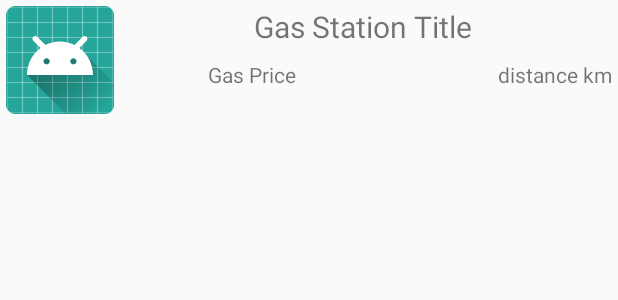
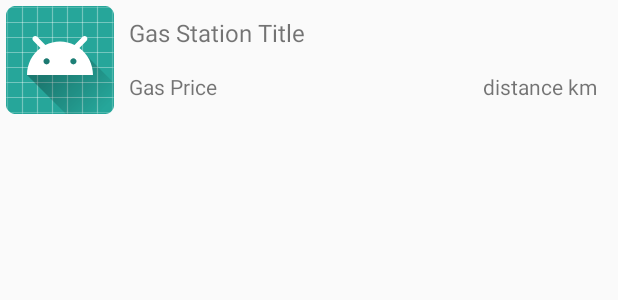
Before and after one commit to mina-raina-choi/findJuyouso, an Android app: the layout list_card_item.xml on its own in the app's theme, with its tools: preview values and no code run, on a phone screen of 412 x 824 dp. Shown: the top 300 px of the screen. Run offline under Robolectric (Android 15) with nearby library versions, the phone set to English and light mode, and no system bars.

```diff
--- a/app/src/main/AndroidManifest.xml
+++ b/app/src/main/AndroidManifest.xml
@@ -1,6 +1,8 @@
 <?xml version="1.0" encoding="utf-8"?>
 <manifest xmlns:android="http://schemas.android.com/apk/res/android"
     package="com.example.minachoi.findjuyou">
+
+    <uses-permission android:name="android.permission.INTERNET"/>
 
     <application
         android:allowBackup="true"
@@ -18,4 +20,6 @@
         </activity>
     </application>
 
+    <meta-data android:name="com.google.android.gms.version" android:value="4030500" />
+
 </manifest>
--- a/app/src/main/java/com/example/minachoi/findjuyou/activity/MainActivity.java
+++ b/app/src/main/java/com/example/minachoi/findjuyou/activity/MainActivity.java
@@ -11,5 +11,9 @@ public class MainActivity extends AppCompatActivity {
     protected void onCreate(Bundle savedInstanceState) {
         super.onCreate(savedInstanceState);
         setContentView(R.layout.activity_main);
+
+        //  현재위치 받아와서 기본값 세팅!?!
+        //  옵션메뉴에서 설정페이지로 이동
+        // 거리(3km, 5km), 기름종류, 브랜드(all, SK, 알뜰...등등)
     }
 }
--- a/app/src/main/java/com/example/minachoi/findjuyou/models/RESULT.java
+++ b/app/src/main/java/com/example/minachoi/findjuyou/models/RESULT.java
@@ -8,7 +8,7 @@ public class RESULT {
 
     @SerializedName("OIL")
     @Expose
-    private List<OIL> oIL = null;
+    private List<OIL> oIL;
 
     public List<OIL> getOIL() {
         return oIL;
--- a/app/src/main/res/layout/fragment_list.xml
+++ b/app/src/main/res/layout/fragment_list.xml
@@ -2,11 +2,11 @@
 <android.support.constraint.ConstraintLayout
     xmlns:android="http://schemas.android.com/apk/res/android"
     xmlns:app="http://schemas.android.com/apk/res-auto"
-    xmlns:tools="http://schemas.android.com/tools"
     android:layout_width="match_parent"
     android:layout_height="match_parent">
 
     <android.support.v7.widget.RecyclerView
+        android:id="@+id/list_recyclerview"
         android:layout_width="match_parent"
         android:layout_height="match_parent"
         android:scrollbars="vertical"
--- a/app/src/main/res/layout/list_card_item.xml
+++ b/app/src/main/res/layout/list_card_item.xml
@@ -1,6 +1,5 @@
 <?xml version="1.0" encoding="utf-8"?>
-<android.support.constraint.ConstraintLayout
-    xmlns:android="http://schemas.android.com/apk/res/android"
+<android.support.constraint.ConstraintLayout xmlns:android="http://schemas.android.com/apk/res/android"
     xmlns:app="http://schemas.android.com/apk/res-auto"
     android:layout_width="match_parent"
     android:layout_height="wrap_content"
@@ -10,38 +9,55 @@
         android:id="@+id/logoImageView"
         android:layout_width="wrap_content"
         android:layout_height="wrap_content"
-        app:srcCompat="@mipmap/ic_launcher_round"
+        app:layout_constraintRight_toLeftOf="@+id/nameTextView"
         app:layout_constraintStart_toStartOf="parent"
-        app:layout_constraintRight_toLeftOf="@+id/nameTextView"/>
+        app:srcCompat="@mipmap/ic_launcher_round" />
 
     <TextView
         android:id="@+id/nameTextView"
-        android:layout_width="wrap_content"
+        android:layout_width="0dp"
         android:layout_height="0dp"
+        android:gravity="center_vertical"
+        android:paddingLeft="10dp"
+        android:text="Gas Station Title"
+        android:textSize="16sp"
+        app:layout_constraintEnd_toEndOf="parent"
         app:layout_constraintHeight_percent="0.5"
-        android:text="Gas Station Title"
-        app:layout_constraintStart_toEndOf="@id/logoImageView"
-        app:layout_constraintEnd_toEndOf="parent"
-        android:textSize="20sp"
-        />
+        app:layout_constraintStart_toEndOf="@id/logoImageView" />
 
     <TextView
         android:id="@+id/priceTextView"
-        android:layout_width="wrap_content"
+        android:layout_width="0dp"
         android:layout_height="0dp"
+        android:gravity="center_vertical"
+        android:paddingLeft="10dp"
+        android:text="Gas Price"
         app:layout_constraintHeight_percent="0.5"
-        android:text="Gas Price"
-        app:layout_constraintLeft_toLeftOf="parent"
-        app:layout_constraintRight_toLeftOf="@+id/distanceTextView"
+        app:layout_constraintRight_toLeftOf="@+id/guideline2"
+        app:layout_constraintStart_toEndOf="@id/logoImageView"
         app:layout_constraintTop_toBottomOf="@id/nameTextView"
-        />
+        app:layout_constraintEnd_toStartOf="@id/guideline2"
+        android:textSize="14sp"/>
 
     <TextView
         android:id="@+id/distanceTextView"
+        android:layout_width="0dp"
+        android:layout_height="0dp"
+        android:gravity="center_vertical"
+        android:paddingRight="10dp"
+        android:text="distance km"
+        android:textAlignment="textEnd"
+        app:layout_constraintEnd_toEndOf="parent"
+        app:layout_constraintHeight_percent="0.5"
+        app:layout_constraintStart_toEndOf="@id/guideline2"
+        app:layout_constraintTop_toBottomOf="@id/nameTextView"
+        android:textSize="14sp"/>
+
+    <android.support.constraint.Guideline
+        android:id="@+id/guideline2"
         android:layout_width="wrap_content"
-        android:layout_height="0dp"
-        app:layout_constraintHeight_percent="0.5"
-        android:text="distance km"
-        app:layout_constraintEnd_toEndOf="parent"
-        app:layout_constraintTop_toBottomOf="@id/nameTextView"/>
+        android:layout_height="wrap_content"
+        android:orientation="vertical"
+        app:layout_constraintGuide_percent="0.7" />
+
 </android.support.constraint.ConstraintLayout>
```
Also changed, not shown: app/src/main/java/com/example/minachoi/findjuyou/adapter/CustomListAdapter.java (added, +62 -0 lines), app/src/main/java/com/example/minachoi/findjuyou/fragment/ListFragment.java (+79 -1 lines), app/src/main/java/com/example/minachoi/findjuyou/fragment/MapFragment.java (+21 -1 lines), app/src/main/java/com/example/minachoi/findjuyou/models/OIL.java (+8 -2 lines), app/src/main/java/com/example/minachoi/findjuyou/network/APIClient.java (added, +26 -0 lines), app/src/main/java/com/example/minachoi/findjuyou/network/APIInterface.java (added, +14 -0 lines), app/src/main/res/layout/activity_main.xml (+5 -6 lines).
